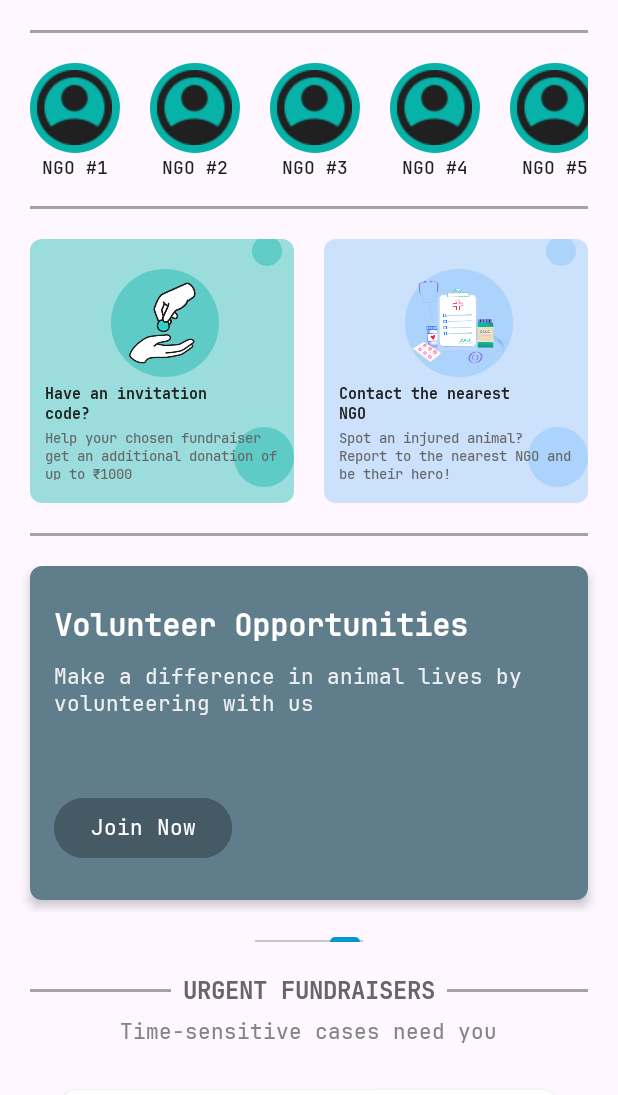
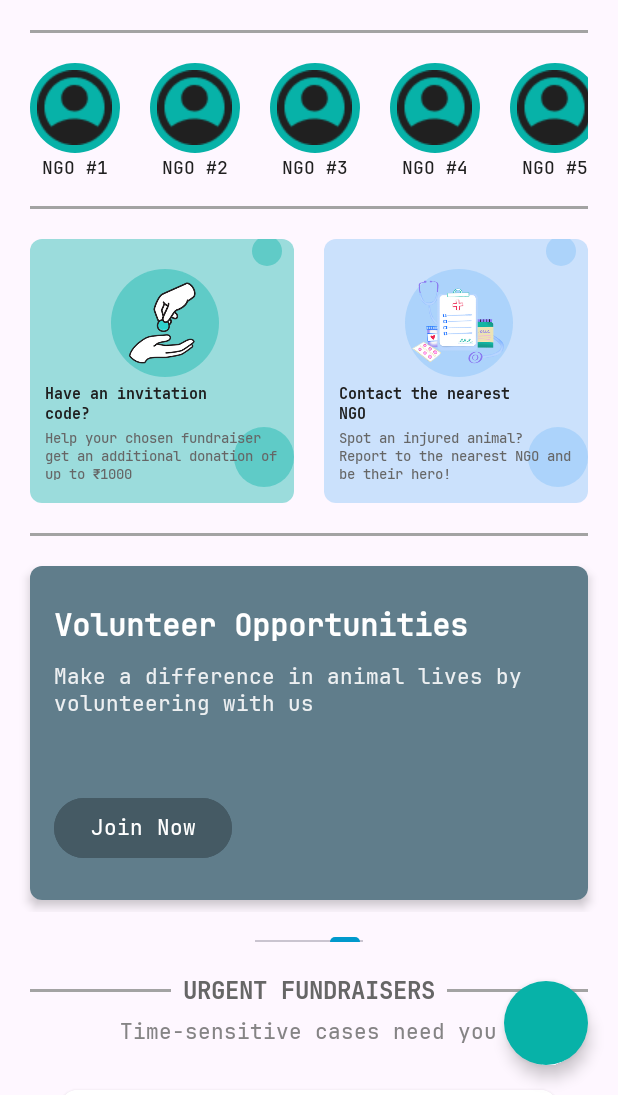
Before and after one commit to ojhaprathmesh/Stray_Haven_Repo, an Android app: the screen it shows after launch (HomeActivity), on a phone screen of 412 x 824 dp, the part 141-1236 px from its top. Run offline under Robolectric (Android 15) with nearby library versions, the phone set to English and light mode, and no system bars.

Commit message:
v2.0: Main App -> Created a rough layout of nav btn

```diff
--- a/app/src/main/res/layout/activity_home.xml
+++ b/app/src/main/res/layout/activity_home.xml
@@ -1,11 +1,15 @@
 <?xml version="1.0" encoding="utf-8"?>
-<androidx.constraintlayout.widget.ConstraintLayout xmlns:android="http://schemas.android.com/apk/res/android"
+<androidx.coordinatorlayout.widget.CoordinatorLayout xmlns:android="http://schemas.android.com/apk/res/android"
     xmlns:app="http://schemas.android.com/apk/res-auto"
     xmlns:tools="http://schemas.android.com/tools"
     android:id="@+id/home"
     android:layout_width="match_parent"
     android:layout_height="match_parent"
     tools:context=".activity.HomeActivity">
+
+    <androidx.constraintlayout.widget.ConstraintLayout
+        android:layout_width="match_parent"
+        android:layout_height="match_parent">
 
         <!-- Menu Component -->
         <androidx.fragment.app.FragmentContainerView
@@ -113,3 +117,14 @@
             </LinearLayout>
         </ScrollView>
     </androidx.constraintlayout.widget.ConstraintLayout>
+
+    <!-- Floating Navigation Circle -->
+    <include
+        android:id="@+id/floating_nav_circle"
+        layout="@layout/comp_floating_circle"
+        android:layout_width="56dp"
+        android:layout_height="56dp"
+        android:layout_gravity="bottom|end"
+        android:layout_margin="20dp" />
+
+</androidx.coordinatorlayout.widget.CoordinatorLayout>
--- /dev/null
+++ b/app/src/main/res/layout/comp_floating_circle.xml
@@ -0,0 +1,14 @@
+<?xml version="1.0" encoding="utf-8"?>
+<FrameLayout xmlns:android="http://schemas.android.com/apk/res/android"
+    android:layout_width="56dp"
+    android:layout_height="56dp"
+    android:elevation="6dp"
+    android:background="@drawable/bg_circle_green"
+    android:clickable="true"
+    android:focusable="true"
+    android:contentDescription="@string/desc_navigation_button"
+    android:foreground="?attr/selectableItemBackgroundBorderless">
+
+    <!-- You can add an icon here in the future -->
+
+</FrameLayout>
--- a/app/src/main/res/values/strings.xml
+++ b/app/src/main/res/values/strings.xml
@@ -40,4 +40,5 @@
     <string name="desc_back_button">Go back</string>
     <string name="heading_notification">Notifications</string>
     <string name="desc_like_button">Like notification</string>
+    <string name="desc_navigation_button">Navigation button</string>
 </resources>
```
Lines whose indentation alone changed are shown as unchanged.
